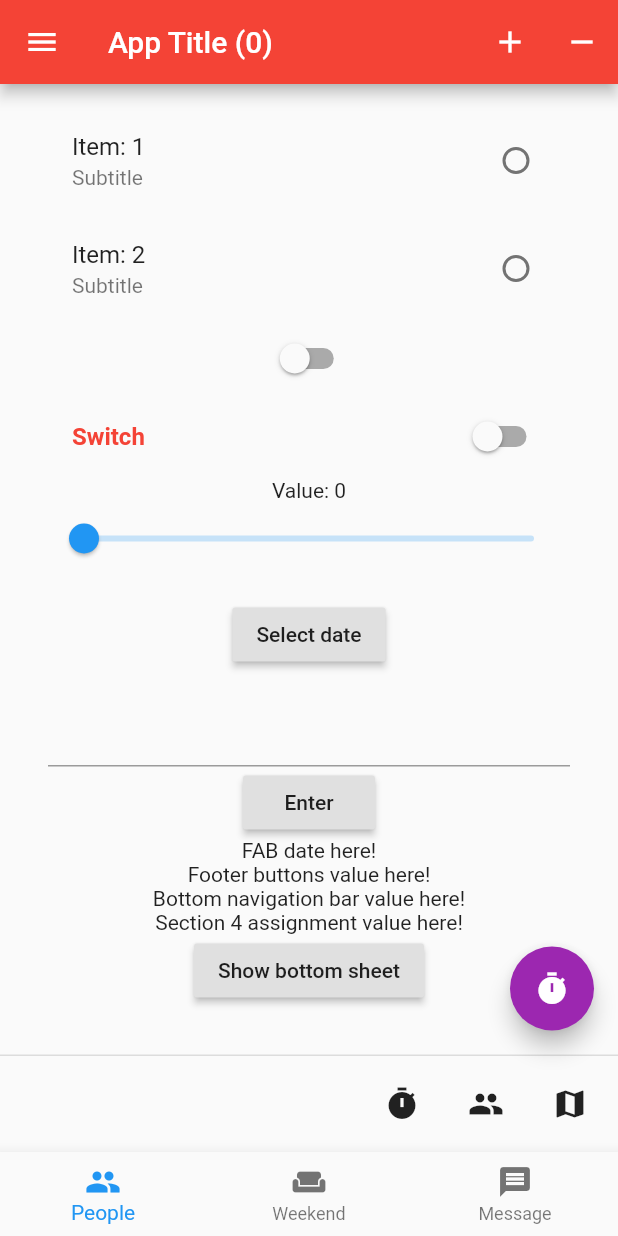
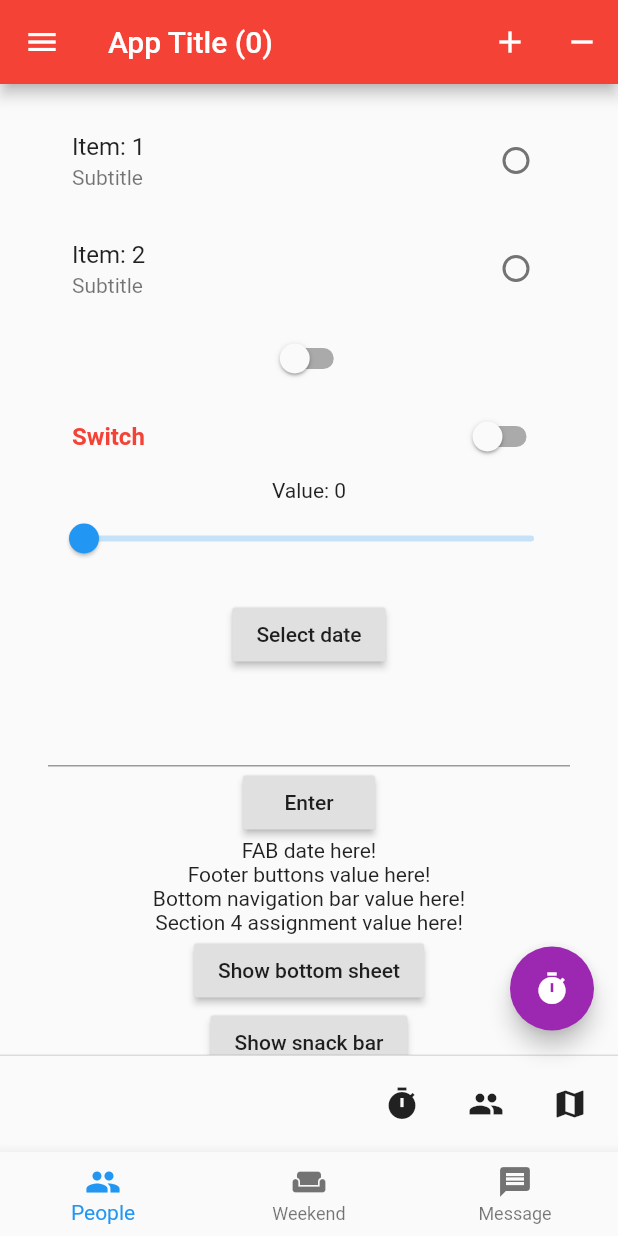
Before and after one commit to FrancaTM/flutter-begginer-course-udemy, a Flutter app: the screen it shows after launch, scrolled down 679 dp, on a phone screen of 412 x 824 dp. Run offline on Flutter 3.47's test engine with Material 2 defaults, Android fonts, the phone set to English and light mode, and no system bars.

Commit message:
Navigation - Snack bar lecture

```diff
--- a/lib/main.dart
+++ b/lib/main.dart
@@ -33,6 +33,8 @@ class _MyAppState extends State<MyApp> {
   String _valueBnb = "Bottom navigation bar value here!";
   int _index = 0;
   String _valueSection4Assignment = "Section 4 assignment value here!";
+  final GlobalKey<ScaffoldState> _scaffoldState =
+      new GlobalKey<ScaffoldState>();
 
   void _onPressedRaised(String value) {
     setState(() {
@@ -212,6 +214,14 @@ class _MyAppState extends State<MyApp> {
     );
   }
 
+  void _showSnackBar() {
+    _scaffoldState.currentState.showSnackBar(
+      new SnackBar(
+        content: new Text("Snack bar here!"),
+      ),
+    );
+  }
+
   @override
   void initState() {
     _bnbItems = new List();
@@ -226,6 +236,7 @@ class _MyAppState extends State<MyApp> {
   @override
   Widget build(BuildContext context) {
     return Scaffold(
+      key: _scaffoldState,
       appBar: new AppBar(
         title: new Text(
           "App Title ($_intValue)",
@@ -341,6 +352,10 @@ class _MyAppState extends State<MyApp> {
                   onPressed: _showBottomSheet,
                   child: new Text("Show bottom sheet"),
                 ),
+                new RaisedButton(
+                  onPressed: _showSnackBar,
+                  child: new Text("Show snack bar"),
+                ),
               ],
             ),
           ),
```
